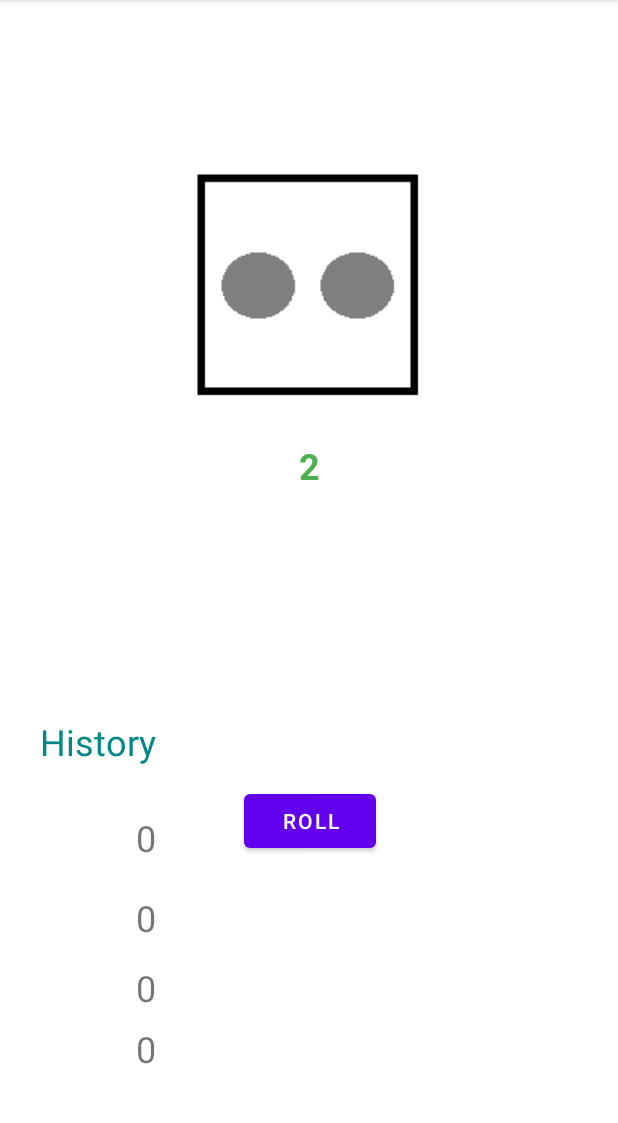
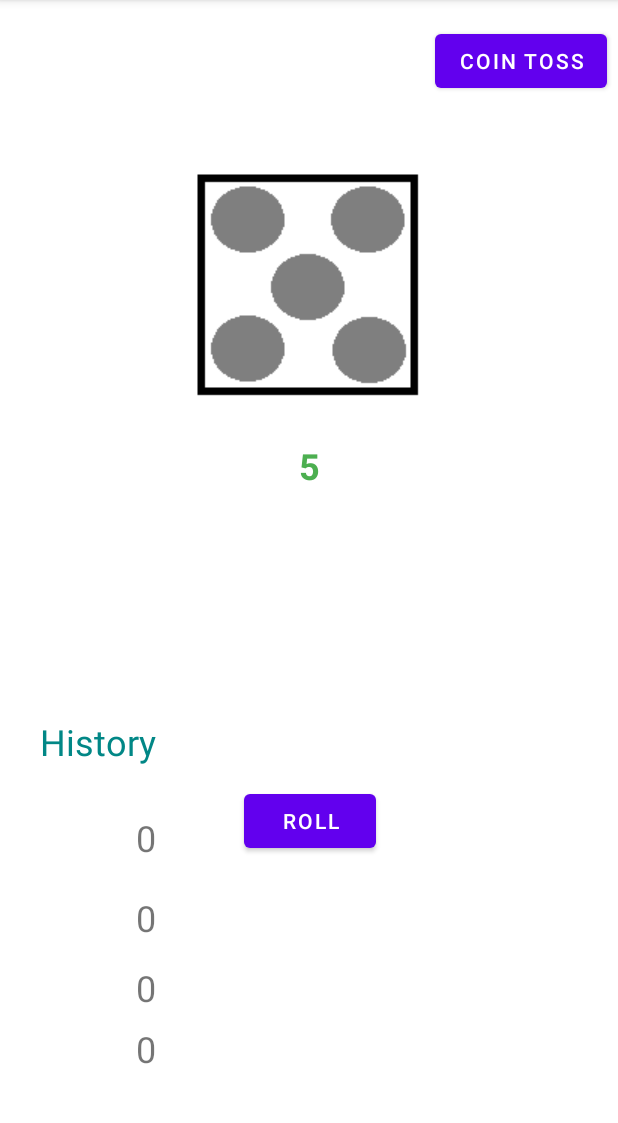
Before and after one commit to Bitan701/Dice-Roll, an Android app: the screen it shows after launch (MainActivity), after a tap on "ROLL", on a phone screen of 412 x 824 dp, the part 84-1207 px from its top. Run offline under Robolectric (Android 15) with nearby library versions, the phone set to English and light mode, and no system bars.

Commit message:
Coin Toss Functionality Added

```diff
--- a/Code/app/src/main/AndroidManifest.xml
+++ b/Code/app/src/main/AndroidManifest.xml
@@ -9,6 +9,7 @@
         android:roundIcon="@mipmap/rolled_six"
         android:supportsRtl="true"
         android:theme="@style/Theme.DiceRollApp">
+        <activity android:name=".SecondActivity"></activity>
         <activity android:name=".MainActivity">
             <intent-filter>
                 <action android:name="android.intent.action.MAIN" />
--- a/Code/app/src/main/java/com/example/dicerollapp/MainActivity.java
+++ b/Code/app/src/main/java/com/example/dicerollapp/MainActivity.java
@@ -3,6 +3,7 @@ package com.example.dicerollapp;
 import androidx.appcompat.app.AppCompatActivity;
 
 import android.annotation.SuppressLint;
+import android.content.Intent;
 import android.os.Bundle;
 import android.view.View;
 import android.widget.Button;
@@ -32,11 +33,13 @@ public class MainActivity extends AppCompatActivity {
         TextView textHistory3 = findViewById(R.id.historyTextView3);
         TextView textHistory4 = findViewById(R.id.historyTextView4);
 
+        Button buttonCoinToss = findViewById(R.id.buttonCoinToss);
+
         buttonRoll.setOnClickListener(new View.OnClickListener() {
             @SuppressLint("SetTextI18n")
             @Override
             public void onClick(View v) {
-                randomNumber = random.nextInt(5)+1;
+                randomNumber = random.nextInt(6)+1;
                 textResult.setText(""+randomNumber);
                 array[i] = randomNumber;
                 i++;
@@ -72,5 +75,17 @@ public class MainActivity extends AppCompatActivity {
                 }
             }
         });
+
+        buttonCoinToss.setOnClickListener(new View.OnClickListener() {
+            @Override
+            public void onClick(View v) {
+                openSecondActivity();
+            }
+        });
+    }
+
+    public void openSecondActivity(){
+        Intent intent = new Intent(this, SecondActivity.class);
+        startActivity(intent);
     }
 }
--- a/Code/app/src/main/res/layout/activity_main.xml
+++ b/Code/app/src/main/res/layout/activity_main.xml
@@ -104,4 +104,16 @@
         app:layout_constraintTop_toBottomOf="@+id/historyTextView3"
         app:layout_constraintVertical_bias="0.13" />
 
+    <Button
+        android:id="@+id/buttonCoinToss"
+        android:layout_width="wrap_content"
+        android:layout_height="wrap_content"
+        android:text="Coin Toss"
+        app:layout_constraintBottom_toBottomOf="parent"
+        app:layout_constraintEnd_toEndOf="parent"
+        app:layout_constraintHorizontal_bias="0.567"
+        app:layout_constraintStart_toEndOf="@+id/imageDice"
+        app:layout_constraintTop_toTopOf="parent"
+        app:layout_constraintVertical_bias="0.023" />
+
 </androidx.constraintlayout.widget.ConstraintLayout>
```
Also changed, not shown: Code/app/src/main/java/com/example/dicerollapp/SecondActivity.java (added, +41 -0 lines), Code/app/src/main/res/layout/activity_second.xml (added, +28 -0 lines), Code/app/src/main/res/mipmap-mdpi/head.png (added), Code/app/src/main/res/mipmap-mdpi/tail.png (added), 3 other files.
